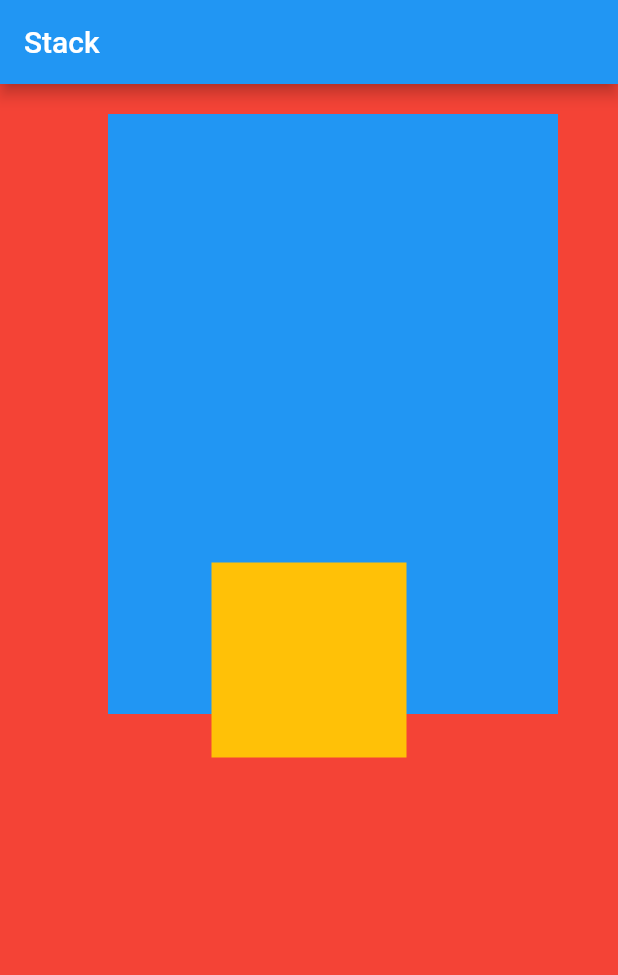
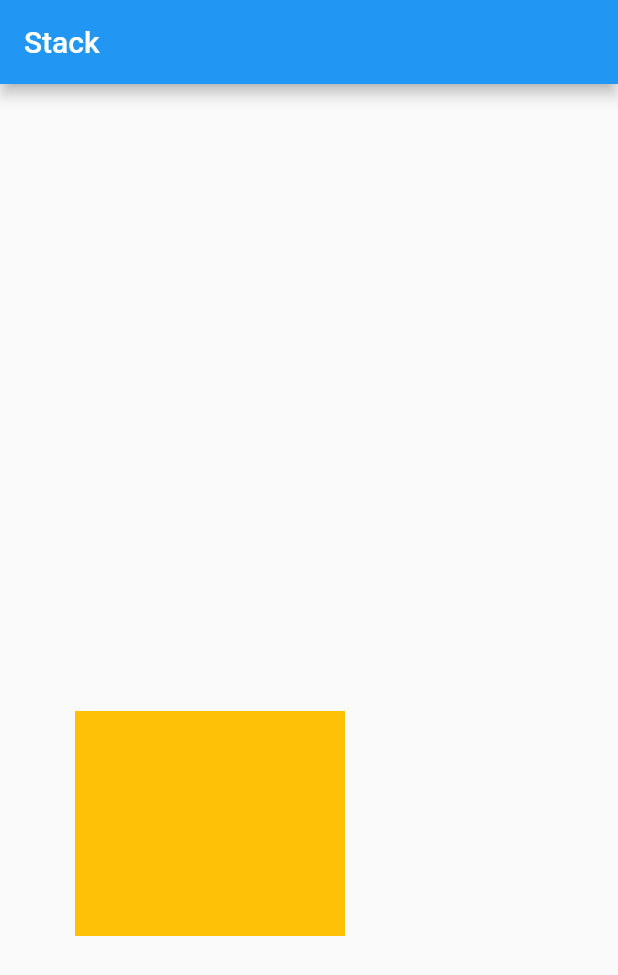
Before and after one commit to hdinjos/state-full-widget-flutter, a Flutter app: the screen it shows after launch, on a phone screen of 412 x 824 dp. Shown: the top 975 px of the screen. Run offline on Flutter 3.47's test engine with Material 2 defaults, Android fonts, the phone set to English and light mode, and no system bars.

Commit message:
indexedStack

```diff
--- a/lib/main.dart
+++ b/lib/main.dart
@@ -12,25 +12,26 @@ class MyApp extends StatelessWidget {
         appBar: AppBar(
           title: Text("Stack"),
         ),
-        body: Stack(
+        body: IndexedStack(
+          index: 2,
           children: [
             Container(
               color: Colors.red,
             ),
-            Positioned(
-              right: 40,
-              top: 20,
-              child: Container(
-                width: 300,
-                height: 400,
-                color: Colors.blue,
-              ),
-            ),
             Align(
               alignment: Alignment.center,
               child: Container(
-                width: 130,
-                height: 130,
+                width: 250,
+                height: 150,
+                color: Colors.blueAccent,
+              ),
+            ),
+            Positioned(
+              left: 50,
+              bottom: 200,
+              child: Container(
+                width: 180,
+                height: 150,
                 color: Colors.amber,
               ),
             ),
```
